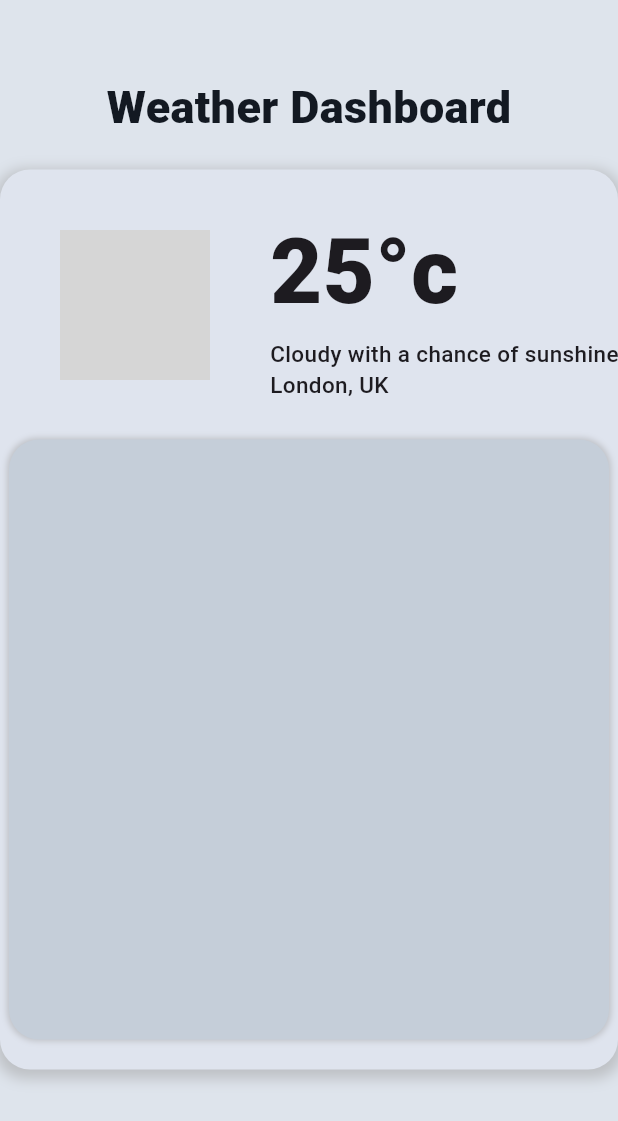
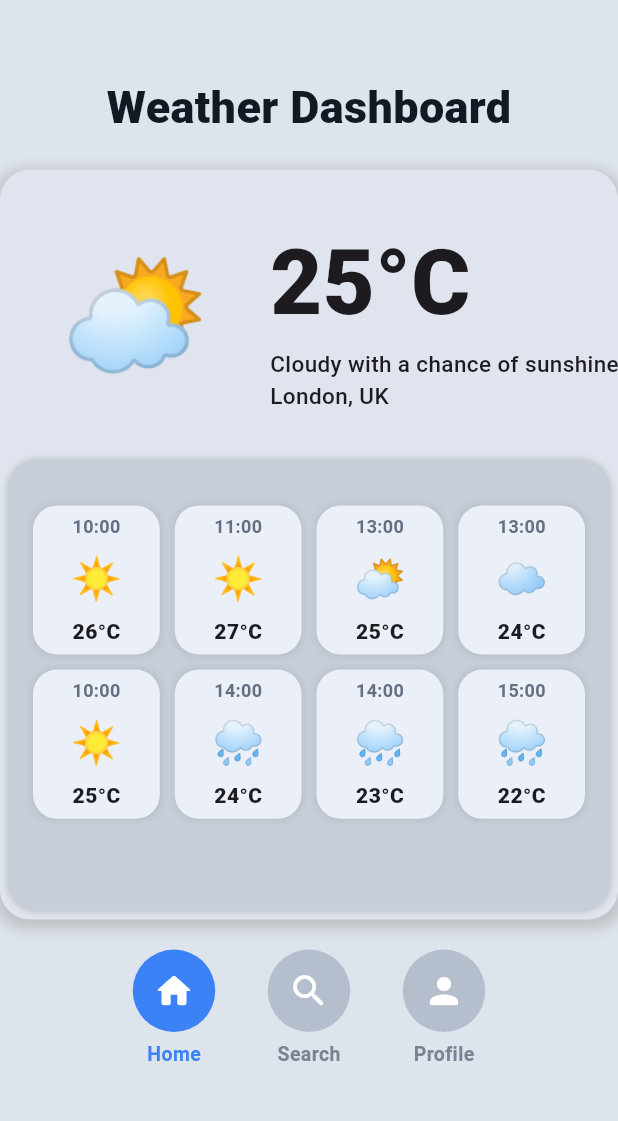
Before and after one commit to heizelannmanlangit-cloud/weather_dashboard, a Flutter app: the screen it shows after launch, on a phone screen of 412 x 824 dp. Shown: the top 1121 px of the screen. Run offline on Flutter 3.47's test engine with Material 3 defaults, Android fonts, the phone set to English and light mode, and no system bars; grey boxes are pictures that could not be loaded.

Commit message:
gridview and bot nav done

```diff
--- a/lib/main.dart
+++ b/lib/main.dart
@@ -1,10 +1,11 @@
 import 'package:flutter/material.dart';
 
 void main() {
-  runApp(WeatherDashboard());
+  runApp(const WeatherDashboard());
 }
 
 class WeatherDashboard extends StatelessWidget {
+  const WeatherDashboard({super.key});
 
   @override
   Widget build(BuildContext context) {
@@ -19,18 +20,21 @@ class WeatherDashboard extends StatelessWidget {
               SizedBox(height: 50),
 
               Center(
-              child:
-                Text(
+                child: Text(
                   "Weather Dashboard",
-                    style: TextStyle(fontSize: 30, fontWeight: FontWeight.w900, color: Color.fromARGB(255, 19, 25, 34)),
+                  style: TextStyle(
+                    fontSize: 30,
+                    fontWeight: FontWeight.w900,
+                    color: Color.fromARGB(255, 19, 25, 34),
+                  ),
                 ),
               ),
 
               SizedBox(height: 20),
 
-            //First container
+              // First container
               Container(
-              height: 600,
+                height: 500,
                 width: 450,
                 decoration: BoxDecoration(
                   color: Color.fromARGB(255, 223, 228, 238),
@@ -40,11 +44,10 @@ class WeatherDashboard extends StatelessWidget {
                       color: Colors.grey.withOpacity(0.5),
                       spreadRadius: 3,
                       blurRadius: 7,
-                offset: Offset(0, 3)
+                      offset: Offset(0, 3),
                     ),
                   ],
                 ),
-
 
                 child: Column(
                   crossAxisAlignment: CrossAxisAlignment.start,
@@ -53,23 +56,29 @@ class WeatherDashboard extends StatelessWidget {
                     Row(
                       children: [
                         Padding(
-                          padding: EdgeInsetsGeometry.symmetric(vertical: 40, horizontal: 40),
-                          child: Image.network('https://cdn-icons-png.flaticon.com/128/1163/1163763.png', width: 100,),
+                          padding: EdgeInsets.symmetric(vertical: 40, horizontal: 40),
+                          child: Text('⛅', style: TextStyle(fontSize: 80)),
                         ),
                         Column(
                           crossAxisAlignment: CrossAxisAlignment.start,
                           children: [
-                            Text('25°c', style: TextStyle(fontSize: 60, fontWeight: FontWeight.w800),),
-                            Text('Cloudy with a chance of sunshine\nLondon, UK', style: TextStyle(fontSize: 15, fontWeight: FontWeight.w500),),
+                            Text(
+                              '25°C',
+                              style: TextStyle(fontSize: 60, fontWeight: FontWeight.w900),
+                            ),
+                            Text(
+                              'Cloudy with a chance of sunshine\nLondon, UK',
+                              style: TextStyle(fontSize: 15, fontWeight: FontWeight.w500),
+                            ),
                           ],
                         ),
                       ],
                     ),
 
-
+                    // Second Container
                     Center(
                       child: Container(
-                        height: 400,
+                        height: 300,
                         width: 400,
                         decoration: BoxDecoration(
                           color: Color.fromARGB(255, 197, 206, 217),
@@ -82,19 +91,164 @@ class WeatherDashboard extends StatelessWidget {
                             ),
                           ],
                         ),
+
+                        // Grid :3
+                        child: Padding(
+                          padding: EdgeInsets.fromLTRB(16, 30, 16, 16),
+                          child: GridView.count(
+                            crossAxisCount: 4,
+                            crossAxisSpacing: 10,
+                            mainAxisSpacing: 10,
+                            childAspectRatio: 0.85,
+                            physics: NeverScrollableScrollPhysics(),
+                            children: [
+
+
+                              buildWeatherCard('10:00', '☀️', '26°C'),
+                              buildWeatherCard('11:00', '☀️', '27°C'),
+                              buildWeatherCard('13:00', '⛅', '25°C'),
+                              buildWeatherCard('13:00', '☁️', '24°C'),
+
+                              buildWeatherCard('10:00', '☀️', '25°C'),
+                              buildWeatherCard('14:00', '🌧️', '24°C'),
+                              buildWeatherCard('14:00', '🌧️', '23°C'),
+                              buildWeatherCard('15:00', '🌧️', '22°C'),
+                            ],
+                          ),
+                        ),
                       ),
                     ),
 
+                  ],
+                ),
+              ),
+
+              SizedBox(height: 20),
+
+              Row(
+                mainAxisAlignment: MainAxisAlignment.center,
+                children: [
+
+                  Column(
+                    children: [
+                      Container(
+                        width: 55,
+                        height: 55,
+                        decoration: BoxDecoration(
+                          color: Color(0xFF3B82F6),
+                          shape: BoxShape.circle,
+                        ),
+                        child: Icon(Icons.home_rounded, color: Colors.white, size: 28),
+                      ),
+                      SizedBox(height: 5),
+                      Text(
+                        'Home',
+                        style: TextStyle(
+                          fontSize: 13,
+                          fontWeight: FontWeight.w600,
+                          color: Color(0xFF3B82F6),
+                        ),
+                      ),
+                    ],
+                  ),
+
+                  SizedBox(width: 35),
+
+                  Column(
+                    children: [
+                      Container(
+                        width: 55,
+                        height: 55,
+                        decoration: BoxDecoration(
+                          color: Color.fromARGB(255, 180, 190, 204),
+                          shape: BoxShape.circle,
+                        ),
+                        child: Icon(Icons.search_rounded, color: Colors.white, size: 28),
+                      ),
+                      SizedBox(height: 5),
+                      Text(
+                        'Search',
+                        style: TextStyle(
+                          fontSize: 13,
+                          fontWeight: FontWeight.w600,
+                          color: Color.fromARGB(255, 120, 132, 148),
+                        ),
+                      ),
+                    ],
+                  ),
+
+                  SizedBox(width: 35),
+
+                  Column(
+                    children: [
+                      Container(
+                        width: 55,
+                        height: 55,
+                        decoration: BoxDecoration(
+                          color: Color.fromARGB(255, 180, 190, 204),
+                          shape: BoxShape.circle,
+                        ),
+                        child: Icon(Icons.person_rounded, color: Colors.white, size: 28),
+                      ),
+                      SizedBox(height: 5),
+                      Text(
+                        'Profile',
+                        style: TextStyle(
+                          fontSize: 13,
+                          fontWeight: FontWeight.w600,
+                          color: Color.fromARGB(255, 120, 132, 148),
+                        ),
+                      ),
+                    ],
+                  ),
 
                 ],
               ),
 
-
-            ),
             ],
           ),
         ),
       ),
     );
   }
+
+  Widget buildWeatherCard(String time, String icon, String temp) {
+    return Container(
+      decoration: BoxDecoration(
+        color: Color.fromARGB(255, 235, 240, 248),
+        borderRadius: BorderRadius.circular(16),
+        boxShadow: [
+          BoxShadow(
+            color: Colors.grey.withOpacity(0.3),
+            spreadRadius: 1,
+            blurRadius: 3,
+          )
+        ],
+      ),
+      child: Column(
+        mainAxisAlignment: MainAxisAlignment.center,
+        children: [
+          Text(
+              time,
+              style: TextStyle(
+                  fontSize: 12,
+                  fontWeight: FontWeight.w600,
+                  color: Color.fromARGB(255, 100, 112, 130)
+                    ),
+                  ),
+
+            SizedBox(height: 6),
+
+          Text(
+            icon,
+            style: TextStyle(fontSize: 28)),
+
+            SizedBox(height: 6),
+
+          Text(temp,
+              style: TextStyle(fontSize: 14, fontWeight: FontWeight.w800)),
+        ],
+      ),
+    );
   }
+}
```
Lines whose indentation alone changed are shown as unchanged.
